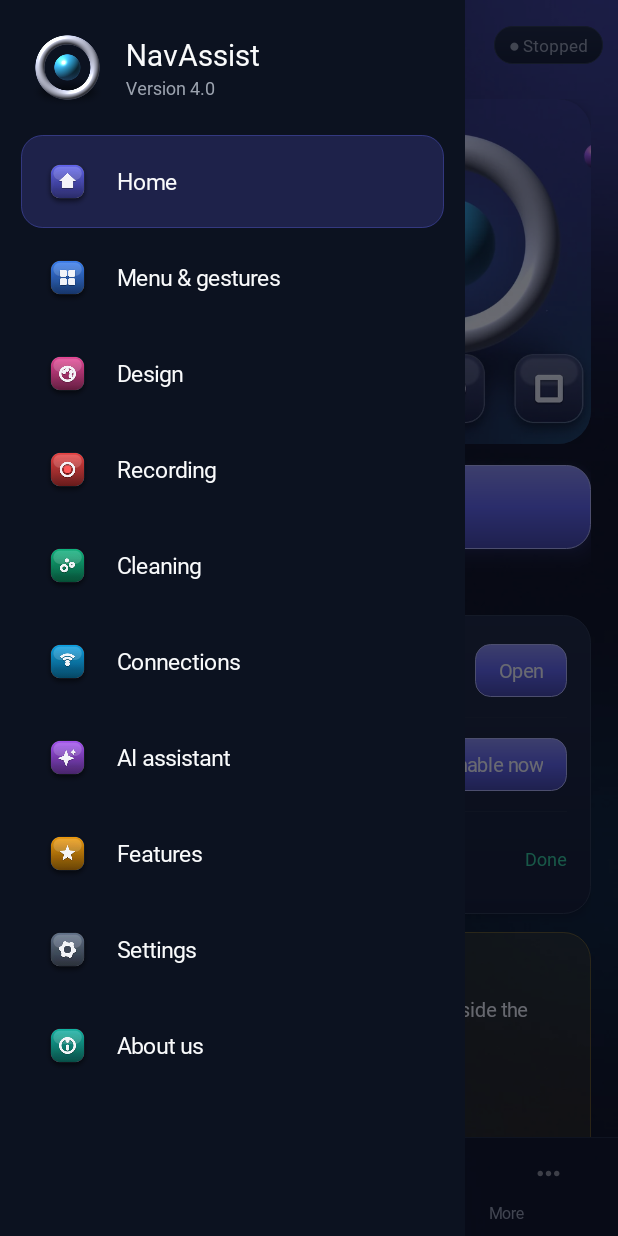
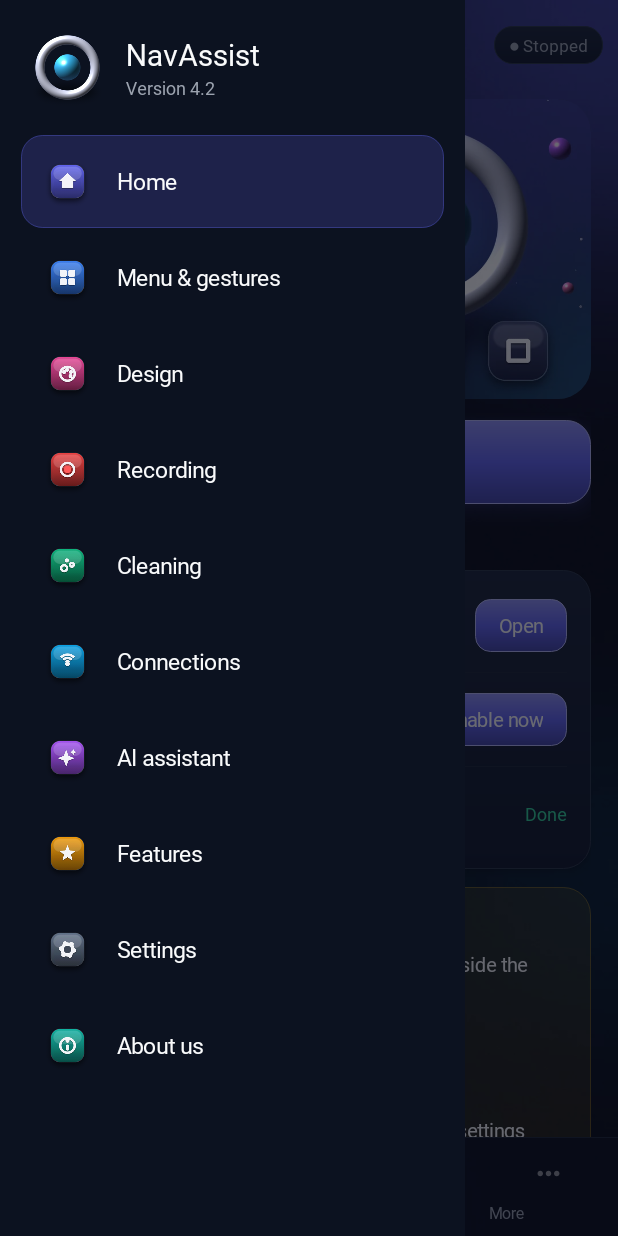
Before and after one commit to javidjs07/NavAssist, an Android app: the screen it shows after launch (MainActivity), after a tap on "Open menu", on a phone screen of 412 x 824 dp. Run offline under Robolectric (Android 15) with nearby library versions, the phone set to English and light mode, and no system bars; pictures from the network do not load.

Commit message:
v2 premium UI

```diff
--- a/app/build.gradle.kts
+++ b/app/build.gradle.kts
@@ -11,8 +11,8 @@ android {
         applicationId = "com.example.navassist"
         minSdk = 31
         targetSdk = 34
-        versionCode = 7
-        versionName = "4.0"
+        versionCode = 9
+        versionName = "4.2"
     }
 
     buildTypes {
--- a/app/src/main/AndroidManifest.xml
+++ b/app/src/main/AndroidManifest.xml
@@ -8,6 +8,10 @@
     <uses-permission android:name="android.permission.POST_NOTIFICATIONS" />
     <uses-permission android:name="android.permission.RECEIVE_BOOT_COMPLETED" />
     <uses-permission android:name="android.permission.INTERNET" />
+    <!-- Optional special access: lets the Recent apps panel show your real app history. -->
+    <uses-permission
+        android:name="android.permission.PACKAGE_USAGE_STATS"
+        tools:ignore="ProtectedPermissions" />
     <uses-permission android:name="android.permission.ACCESS_NETWORK_STATE" />
     <uses-permission android:name="android.permission.ACCESS_WIFI_STATE" />
     <!-- Optional, asked only when you press "Scan" on the Cleaning page. -->
--- a/app/src/main/java/com/example/navassist/MainActivity.kt
+++ b/app/src/main/java/com/example/navassist/MainActivity.kt
@@ -1,7 +1,6 @@
 package com.example.navassist
 
 import android.Manifest
-import android.annotation.SuppressLint
 import android.app.Activity
 import android.app.AlertDialog
 import android.app.NotificationManager
@@ -30,11 +29,9 @@ import android.provider.Settings
 import android.text.InputType
 import android.util.Size
 import android.view.Gravity
-import android.view.MotionEvent
 import android.view.View
 import android.view.ViewGroup
 import android.view.WindowInsets
-import android.webkit.WebView
 import android.widget.CheckBox
 import android.widget.EditText
 import android.widget.FrameLayout
@@ -78,7 +75,6 @@ class MainActivity : Activity() {
     private val navLabels = ArrayList<TextView>()
     private val drawerRows = ArrayList<Pair<Int, LinearLayout>>()
     private val handler = Handler(Looper.getMainLooper())
-    private val scenes = HashMap<String, WebView>()
     private var lastSig = ""
     private var page = 0
     private val sub = IntArray(10)
@@ -111,7 +107,7 @@ class MainActivity : Activity() {
         "Device default" to "", "English (India)" to "en-IN", "English (US)" to "en-US",
         "తెలుగు" to "te-IN", "हिन्दी" to "hi-IN", "தமிழ்" to "ta-IN", "ಕನ್ನಡ" to "kn-IN"
     )
-    private val recentsModes = listOf("Auto", "System", "Swipe", "Launcher")
+    private val recentsModes = listOf("Auto", "System", "Swipe", "Launcher", "NavAssist panel")
     private val resolutions = listOf("Auto", "1080p", "720p", "480p")
     private val bitrates = listOf("4 Mbps", "8 Mbps", "12 Mbps")
     private val fpsList = listOf("30 fps", "60 fps")
@@ -124,7 +120,7 @@ class MainActivity : Activity() {
     }
 
     private val groups = listOf(
-        "Navigation" to listOf(NavAction.HOME, NavAction.BACK, NavAction.RECENTS, NavAction.NOTIFICATIONS,
+        "Navigation" to listOf(NavAction.HOME, NavAction.BACK, NavAction.RECENTS, NavAction.RECENT_APPS, NavAction.NOTIFICATIONS,
             NavAction.QUICK_SETTINGS, NavAction.LOCK, NavAction.POWER, NavAction.SCREENSHOT),
         "Sound & display" to listOf(NavAction.VOLUME_UP, NavAction.VOLUME_DOWN, NavAction.MIXER, NavAction.SOUND_MODE,
             NavAction.BRIGHTNESS, NavAction.TIMEOUT, NavAction.ROTATION),
@@ -183,24 +179,13 @@ class MainActivity : Activity() {
 
     override fun onResume() {
         super.onResume()
-        scenes.values.forEach { it.onResume() }
         refresh(true)
         handler.postDelayed(ticker, 1200)
     }
 
     override fun onPause() {
         handler.removeCallbacks(ticker)
-        scenes.values.forEach { it.onPause() }
         super.onPause()
-    }
-
-    override fun onDestroy() {
-        scenes.values.forEach {
-            (it.parent as? ViewGroup)?.removeView(it)
-            it.destroy()
-        }
-        scenes.clear()
-        super.onDestroy()
     }
 
     @Deprecated("Deprecated in Java")
@@ -249,7 +234,7 @@ class MainActivity : Activity() {
 
     private fun signature(): String = listOf(
         hasNotif(), hasMic(), hasDnd(), Settings.System.canWrite(this), Settings.canDrawOverlays(this),
-        Access.isEnabled(this), Access.isRunning(), OverlayService.running, RecordService.recording,
+        Access.isEnabled(this), Access.isRunning(), OverlayService.running, RecordService.recording, RecentApps.hasUsageAccess(this),
         AiConfig.load(this).ready, Access.canWriteSecure(this)
     ).joinToString("|")
 
@@ -383,7 +368,7 @@ class MainActivity : Activity() {
         names.orientation = LinearLayout.VERTICAL
         names.setPadding(dp(12), 0, 0, 0)
         names.addView(Ui.text(this, "NavAssist", 20f, Ui.TEXT, weight = 700))
-        names.addView(Ui.text(this, "Version 4.0", 12f, Ui.MUTED))
+        names.addView(Ui.text(this, "Version 4.2", 12f, Ui.MUTED))
         head.addView(names)
         col.addView(head)
 
@@ -454,66 +439,6 @@ class MainActivity : Activity() {
         }, lp(MATCH, WRAP).also { it.bottomMargin = dp(14) })
     }
 
-    // ---------------------------------------------------------------- 3D scene (Three.js in a WebView)
-
-    @SuppressLint("SetJavaScriptEnabled", "ClickableViewAccessibility")
-    private fun scene3d(name: String, heightDp: Int, fallback: Int, shift: Int): View {
-        val box = FrameLayout(this)
-        box.background = Ui.card3d(this, 22)
-        box.clipToOutline = true
-        val img = ImageView(this)
-        img.setImageResource(fallback)
-        img.scaleType = ImageView.ScaleType.CENTER_CROP
-        box.addView(img, FrameLayout.LayoutParams(MATCH, MATCH))
-        val key = "$name$shift"
-        var wv = scenes[key]
-        if (wv == null) {
-            wv = WebView(this)
-            wv.setBackgroundColor(Color.TRANSPARENT)
-            wv.overScrollMode = View.OVER_SCROLL_NEVER
-            wv.isVerticalScrollBarEnabled = false
-            wv.isHorizontalScrollBarEnabled = false
-            wv.settings.javaScriptEnabled = true
-            wv.settings.allowFileAccess = true
-            wv.settings.allowContentAccess = false
-            var downX = 0f
-            var downY = 0f
-            wv.setOnTouchListener { v, e ->
-                when (e.actionMasked) {
-                    MotionEvent.ACTION_DOWN -> { downX = e.x; downY = e.y }
-                    MotionEvent.ACTION_MOVE ->
-                        v.parent?.requestDisallowInterceptTouchEvent(Math.abs(e.x - downX) > Math.abs(e.y - downY))
-                }
-                false
-            }
-            wv.loadUrl("file:///android_asset/hero3d.html?scene=$name&shift=$shift")
-            scenes[key] = wv
-        }
-        (wv.parent as? ViewGroup)?.removeView(wv)
-        box.addView(wv, FrameLayout.LayoutParams(MATCH, MATCH))
-        box.layoutParams = lp(MATCH, dp(heightDp))
-        box.elevation = dp(4).toFloat()
-        return box
-    }
-
-    /** 3D scene with a title and subtitle written over its left half. */
-    private fun sceneBanner(name: String, title: String, sub: String, heightDp: Int, fallback: Int): View {
-        val frame = FrameLayout(this)
-        frame.addView(scene3d(name, heightDp, fallback, 1), FrameLayout.LayoutParams(MATCH, MATCH))
-        val txt = LinearLayout(this)
-        txt.orientation = LinearLayout.VERTICAL
-        txt.gravity = Gravity.CENTER_VERTICAL
-        txt.setPadding(dp(18), dp(10), dp(8), dp(10))
-        txt.addView(Ui.text(this, title, 22f, Ui.TEXT, weight = 700))
-        val s = Ui.text(this, sub, 12f, Ui.MUTED)
-        s.setPadding(0, dp(6), 0, 0)
-        txt.addView(s)
-        txt.isClickable = false
-        frame.addView(txt, FrameLayout.LayoutParams((resources.displayMetrics.widthPixels * 0.46f).toInt(), MATCH))
-        frame.layoutParams = lp(MATCH, dp(heightDp))
-        return frame
-    }
-
     // ---------------------------------------------------------------- HOME
 
     private fun homePage(col: LinearLayout) {
@@ -521,7 +446,7 @@ class MainActivity : Activity() {
         val overlay = Settings.canDrawOverlays(this)
         val a11y = Access.isEnabled(this)
 
-        col.addView(sceneBanner("orb", "Your buttons,\nright on screen.", "Home · Back · Recents\nPower · Volume · AI", 230, R.drawable.hero_3d))
+        col.addView(banner(R.drawable.hero_3d, "Your buttons,\nright on screen.", "Home · Back · Recents · Power\nVolume · Recorder · AI chat", 200))
 
         col.addView(bigButton(if (running) "Stop floating assistant" else "Start floating assistant",
             if (running) R.drawable.ic_stop else R.drawable.ic_play, if (running) Ui.RED else Ui.VIOLET) { toggleOverlay() },
@@ -983,12 +908,14 @@ class MainActivity : Activity() {
         val cols = Prefs.menuCols(this)
         val rows = Prefs.menuRows(this)
         val all = Prefs.enabledActions(this)
+        val th = Themes.theme(this)
         val head = LinearLayout(this)
         head.gravity = Gravity.CENTER_VERTICAL
         val lg = ImageView(this)
         lg.setImageResource(R.drawable.ic_orb)
+        Ui.tint(this, lg)
         head.addView(lg, lp(dp(16), dp(16)))
-        val tt = Ui.text(this, "NavAssist", 11.5f, Ui.TEXT, weight = 600)
+        val tt = Ui.text(this, "NavAssist", 11.5f, th.text, weight = 600)
         tt.setPadding(dp(6), 0, 0, 0)
         head.addView(tt)
         panel.addView(head)
@@ -1002,10 +929,11 @@ class MainActivity : Activity() {
                 cell.setPadding(0, dp(5), 0, dp(2))
                 val iv = ImageView(this)
                 iv.setImageResource(a.icon)
+                if (a != NavAction.AI) Ui.tint(this, iv)
                 iv.setPadding(dp(9), dp(9), dp(9), dp(9))
                 iv.background = Ui.menuChipBg(this, a == NavAction.AI)
                 cell.addView(iv, lp(dp(40), dp(40)))
-                val l = Ui.text(this, a.label, 9f, 0xCCFFFFFF.toInt(), weight = 500)
+                val l = Ui.text(this, a.label, 9f, Themes.withAlpha(th.text, 88), weight = 500)
                 l.maxLines = 1
                 l.setPadding(0, dp(2), 0, 0)
                 cell.addView(l)
@@ -1388,7 +1316,7 @@ class MainActivity : Activity() {
     private class Feature(val title: String, val desc: String, val pic: Int, val page: Int, val sub: Int = 0)
 
     private fun featuresPage(col: LinearLayout) {
-        col.addView(sceneBanner("tiles", "Everything\nin one place.", "Tap a feature to open it", 220, R.drawable.banner_menu))
+        col.addView(banner(R.drawable.banner_features, "Everything\nin one place.", "Tap a feature to open it", 150))
         col.addView(spacer(8))
         val features = listOf(
             Feature("Floating menu", "A glass panel with up to 31 buttons: Home, Back, Recents, Power, Volume and more.", R.drawable.i3d_menu, 1, 1),
@@ -1458,6 +1386,10 @@ class MainActivity : Activity() {
         setup.addView(stepRow(5, "Modify system settings", "Optional: brightness, timeout, rotation", Settings.System.canWrite(this), "Open") {
             safeOpen(Intent(Settings.ACTION_MANAGE_WRITE_SETTINGS, Uri.parse("package:$packageName")))
         })
+        setup.addView(divider())
+        setup.addView(stepRow(6, "Usage access", "Optional: real history for the Recent apps panel", RecentApps.hasUsageAccess(this), "Open") {
+            safeOpen(Intent(Settings.ACTION_USAGE_ACCESS_SETTINGS))
+        })
         col.addView(setup)
         if (!Access.isEnabled(this)) col.addView(restrictedCard())
 
@@ -1467,7 +1399,8 @@ class MainActivity : Activity() {
             "adb shell settings put secure enabled_accessibility_services $packageName/$packageName.NavAccessibilityService\n" +
             "adb shell settings put secure accessibility_enabled 1\n" +
             "adb shell cmd notification allow_dnd $packageName\n" +
-            "adb shell appops set $packageName WRITE_SETTINGS allow"
+            "adb shell appops set $packageName WRITE_SETTINGS allow\n" +
+            "adb shell appops set $packageName GET_USAGE_STATS allow"
         val c = card()
         c.setPadding(dp(14), dp(12), dp(14), dp(12))
         val code = Ui.text(this, cmds, 10.5f, 0xFFCBD5E1.toInt())
@@ -1499,7 +1432,7 @@ class MainActivity : Activity() {
 
     private fun settingsTest(col: LinearLayout) {
         settingChips(col, "RECENTS METHOD", recentsModes, Prefs.recentsMode(this)) { Prefs.setRecentsMode(this, it) }
-        col.addView(Ui.text(this, "Auto tries the system action first, then a swipe-up-and-hold gesture if the phone ignores it.", 12f, Ui.MUTED))
+        col.addView(Ui.text(this, "Auto tries the system action, then a swipe-up-and-hold gesture, and finally NavAssist’s own recent apps panel.", 12f, Ui.MUTED))
         col.addView(bigButton("Test Recents now", R.drawable.ic_recents, Ui.VIOLET) { testRecents() },
             lp(MATCH, dp(52)).also { it.topMargin = dp(10); it.bottomMargin = dp(8) })
         col.addView(bigButton("Screenshot in 4 seconds", R.drawable.ic_crop, 0xFF0EA5E9.toInt()) { screenshotSoon() },
@@ -1520,7 +1453,7 @@ class MainActivity : Activity() {
     // ---------------------------------------------------------------- ABOUT
 
     private fun aboutPage(col: LinearLayout) {
-        col.addView(sceneBanner("rings", "NavAssist", "Version 4.0\nNo ads · No tracking", 220, R.drawable.banner_settings))
+        col.addView(banner(R.drawable.banner_about, "NavAssist", "Version 4.2\nNo ads · No tracking", 150))
         col.addView(spacer(8))
         val c = card()
         c.setPadding(dp(16), dp(16), dp(16), dp(16))
@@ -1543,8 +1476,12 @@ class MainActivity : Activity() {
         })
         c2.addView(divider())
         c2.addView(linkRow("Contact the developer", "Send feedback by email") {
-            safeOpen(Intent(Intent.ACTION_SENDTO, Uri.parse("mailto:your-email@example.com")).putExtra(Intent.EXTRA_SUBJECT, "NavAssist feedback"))
+            safeOpen(Intent(Intent.ACTION_SENDTO, Uri.parse("mailto:" + Config.SUPPORT_EMAIL)).putExtra(Intent.EXTRA_SUBJECT, "NavAssist feedback"))
         })
+        if (Config.PRIVACY_URL.isNotBlank()) {
+            c2.addView(divider())
+            c2.addView(linkRow("Privacy policy", "How NavAssist treats your data") { safeOpen(Intent(Intent.ACTION_VIEW, Uri.parse(Config.PRIVACY_URL))) })
+        }
         c2.addView(divider())
         c2.addView(linkRow("Share NavAssist", "Help someone with a broken button") {
             val send = Intent(Intent.ACTION_SEND).setType("text/plain")
@@ -1556,7 +1493,7 @@ class MainActivity : Activity() {
         col.addView(label("OPEN-SOURCE LICENCES"))
         val c3 = card()
         c3.setPadding(dp(16), dp(14), dp(16), dp(14))
-        c3.addView(Ui.text(this, "Inter font © The Inter Project Authors, SIL Open Font License 1.1.\nThree.js © three.js authors, MIT License (used for the 3D scenes).", 12.5f, Ui.MUTED))
+        c3.addView(Ui.text(this, "Inter font © The Inter Project Authors, SIL Open Font License 1.1.\nAll 3D artwork was created for this app.", 12.5f, Ui.MUTED))
         col.addView(c3)
     }
 
@@ -1869,7 +1806,9 @@ class MainActivity : Activity() {
                     "you tap in its floating menu: Back, Recents, Notifications, Quick settings, " +
                     "Lock screen, Power menu and Screenshot. If your phone ignores the normal Recents " +
                     "action, it can perform a swipe gesture for you.\n\n" +
-                    "It does not read your screen, record what you type, or collect or share any data."
+                    "To build the Recent apps list it also notes which app is in the foreground " +
+                    "(the app name only, stored on this phone).\n\n" +
+                    "It does not read what is on your screen, record what you type, or collect or share any data."
             )
             .setPositiveButton("Agree & continue") { _, _ ->
                 if (Access.canWriteSecure(this) && Access.enableSelf(this)) {
@@ -1895,6 +1834,7 @@ class MainActivity : Activity() {
                 "fallback" -> "System action was ignored, so the swipe gesture was used"
                 "gesture" -> "Recents requested with a swipe gesture"
                 "launcher" -> "Recents opened with a launcher shortcut"
+                "panel" -> "Showing NavAssist’s own recent apps panel"
                 else -> "This method did not work. Try another Recents method."
             }
             Toast.makeText(applicationContext, msg, Toast.LENGTH_LONG).show()
--- a/app/src/main/java/com/example/navassist/NavAction.kt
+++ b/app/src/main/java/com/example/navassist/NavAction.kt
@@ -10,6 +10,7 @@ enum class NavAction(
     HOME("Home", R.drawable.ic_home),
     BACK("Back", R.drawable.ic_back),
     RECENTS("Recents", R.drawable.ic_recents),
+    RECENT_APPS("Recent apps", R.drawable.ic_history, default = false),
     NOTIFICATIONS("Notifications", R.drawable.ic_notifications),
     QUICK_SETTINGS("Quick panel", R.drawable.ic_apps),
     LOCK("Lock", R.drawable.ic_lock),
--- /dev/null
+++ b/app/src/main/res/drawable/ic_history.xml
@@ -0,0 +1,8 @@
+<?xml version="1.0" encoding="utf-8"?>
+<vector xmlns:android="http://schemas.android.com/apk/res/android"
+    android:width="24dp"
+    android:height="24dp"
+    android:viewportWidth="24"
+    android:viewportHeight="24">
+    <path android:fillColor="#FFFFFFFF" android:pathData="M13,3c-4.97,0 -9,4.03 -9,9H1l3.89,3.89 0.07,0.14L9,12H6c0,-3.87 3.13,-7 7,-7s7,3.13 7,7 -3.13,7 -7,7c-1.93,0 -3.68,-0.79 -4.94,-2.06l-1.42,1.42C8.27,19.99 10.51,21 13,21c4.97,0 9,-4.03 9,-9s-4.03,-9 -9,-9zM12,8v5l4.28,2.54 0.72,-1.21 -3.5,-2.08V8H12z"/>
+</vector>
```
Also changed, not shown: app/src/main/java/com/example/navassist/AiChatActivity.kt (+31 -1 lines), app/src/main/java/com/example/navassist/Config.kt (added, +10 -0 lines), app/src/main/java/com/example/navassist/NavAccessibilityService.kt (+22 -2 lines), app/src/main/java/com/example/navassist/OverlayService.kt (+146 -26 lines), app/src/main/java/com/example/navassist/RecentApps.kt (added, +76 -0 lines), app/src/main/java/com/example/navassist/Themes.kt (+6 -2 lines), app/src/main/java/com/example/navassist/Ui.kt (+8 -0 lines), app/src/main/res/drawable-nodpi/banner_about.webp (added), app/src/main/res/drawable-nodpi/banner_features.webp (added), 4 other files.
